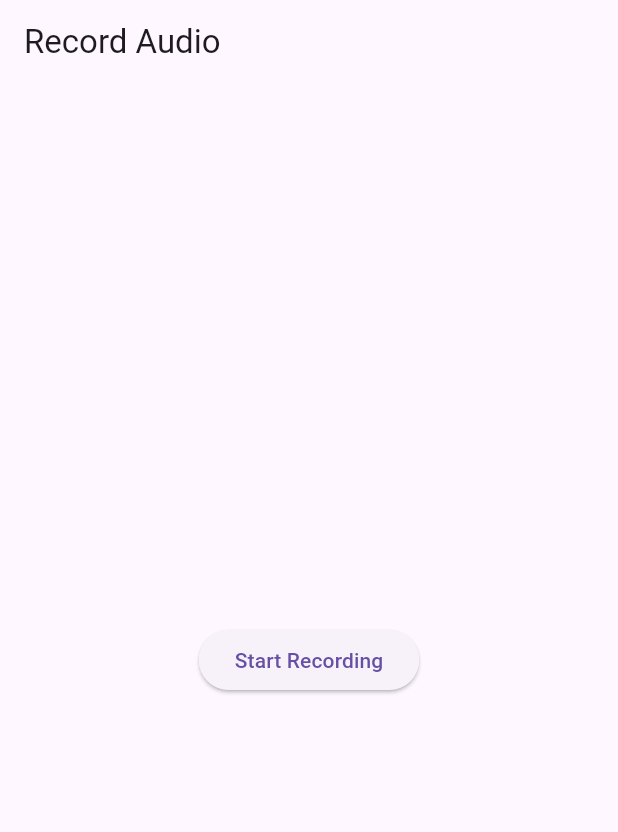
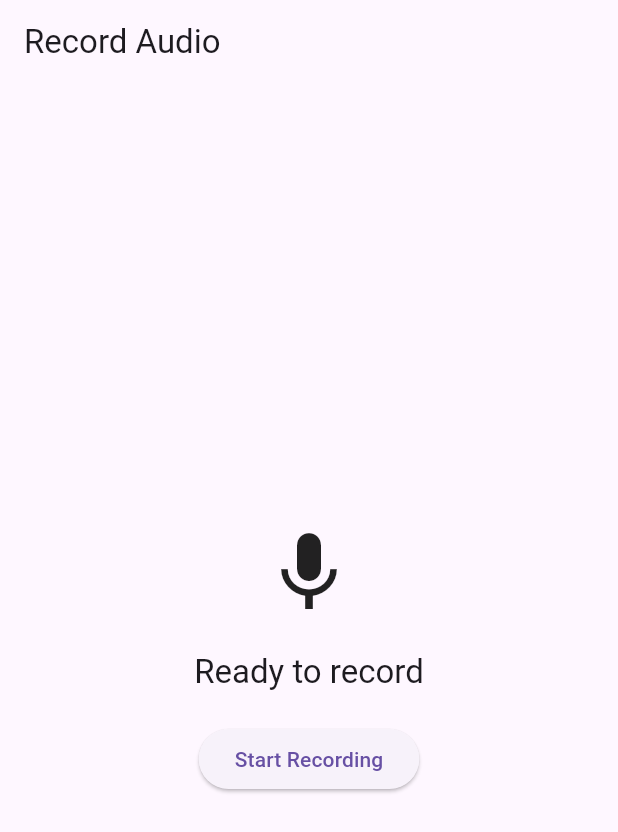
Before and after one commit to Jimmybasha/AudioRecorder, a Flutter app: the screen it shows after launch, on a phone screen of 412 x 824 dp. Shown: the top 832 px of the screen. Run offline on Flutter 3.47's test engine with Material 3 defaults, Android fonts, the phone set to English and light mode, and no system bars; our stand-ins replace flutter_bloc, just_audio, permission_handler; missing offline and left inert: record.

Commit message:
+Done Audio CallBack

```diff
--- a/lib/AudioRecord/view/record_screen.dart
+++ b/lib/AudioRecord/view/record_screen.dart
@@ -1,9 +1,6 @@
 import 'package:flutter/material.dart';
-import 'package:flutter_bloc/flutter_bloc.dart';
 import 'package:speech_recog/AudioRecord/view/record_screen_body.dart';
 
-import '../services/record_service.dart';
-import '../view_model/record_cubit.dart';
 
 class RecordScreen extends StatelessWidget {
   const RecordScreen({super.key});
@@ -11,10 +8,7 @@ class RecordScreen extends StatelessWidget {
   @override
   Widget build(BuildContext context) {
     // TODO: implement build
-    return BlocProvider(
-        create:(context) => RecordCubit(RecordService()),
-      child: const RecordScreenBody(),
-    );
+    return const RecordScreenBody();
   }
 
 
--- a/lib/AudioRecord/view/record_screen_body.dart
+++ b/lib/AudioRecord/view/record_screen_body.dart
@@ -1,8 +1,7 @@
-import 'package:flutter/cupertino.dart';
 import 'package:flutter/material.dart';
 import 'package:flutter_bloc/flutter_bloc.dart';
-import 'package:just_audio/just_audio.dart';
-
+import '../view_model/audio_player_viewModel/audio_player_cubit.dart';
+import '../view_model/audio_player_viewModel/audio_player_states.dart';
 import '../view_model/record_cubit.dart';
 import '../view_model/record_states.dart';
 
@@ -11,7 +10,8 @@ class RecordScreenBody extends StatelessWidget {
 
   @override
   Widget build(BuildContext context) {
-   final cubit = context.read<RecordCubit>();
+    final recordCubit = context.read<RecordCubit>();
+    final audioPlayerCubit = context.read<AudioPlayerCubit>();
 
     return Scaffold(
       appBar: AppBar(title: const Text('Record Audio')),
@@ -23,50 +23,118 @@ class RecordScreenBody extends StatelessWidget {
                 mainAxisAlignment: MainAxisAlignment.center,
                 children: [
                   const Text("Recording..."),
+                  const SizedBox(height: 20),
+                  // Visual indicator
+                  const SizedBox(
+                    width: 60,
+                    height: 60,
+                    child: CircularProgressIndicator(
+                      valueColor: AlwaysStoppedAnimation<Color>(Colors.red),
+                    ),
+                  ),
+                  const SizedBox(height: 20),
                   ElevatedButton(
-                   onPressed: () => cubit.stopRecording(),
+                    onPressed: () => recordCubit.stopRecording(),
                     child: const Text("Stop"),
                   )
                 ],
               ),
             );
           } else if (state is RecordingComplete) {
-           final player = AudioPlayer(
-
-           );
             return Center(
               child: Column(
                 mainAxisAlignment: MainAxisAlignment.center,
                 children: [
-                 Text("Saved at: ${state.filePath}"),
-                 ElevatedButton(
-                   onPressed: () => cubit.startRecording(),
-                   child: const Text("Record Again"),
-                 ),
+                  Text("Recording saved successfully!",
+                      style: Theme.of(context).textTheme.titleLarge),
+                  const SizedBox(height: 10),
+                  Text("File path: ${state.filePath}",
+                      style: Theme.of(context).textTheme.bodySmall),
+                  const SizedBox(height: 20),
+                  BlocBuilder<AudioPlayerCubit, AudioPlayerState>(
+                    builder: (context, playerState) {
+                      return Row(
+                        mainAxisAlignment: MainAxisAlignment.center,
+                        children: [
                           ElevatedButton(
                             onPressed: () async {
                               try {
-                       await player.setFilePath(state
-                           .filePath); // Load the file
-                       await player.play(); // Play it
+                                await audioPlayerCubit.toggleAudio(state.filePath);
                               } catch (e) {
                                 ScaffoldMessenger.of(context).showSnackBar(
                                   SnackBar(content: Text('Playback failed: $e')),
                                 );
                               }
                             },
-                   child: const Text("Play Recording"),
+                            child: Text(
+                                playerState is AudioPlayerPlaying ? "Pause" : "Play Recording"
+                            ),
+                          ),
+                          const SizedBox(width: 10),
+                          if (playerState is AudioPlayerPlaying || playerState is AudioPlayerPaused)
+                            ElevatedButton(
+                              onPressed: () => audioPlayerCubit.stopAudio(),
+                              child: const Text("Stop"),
+                            ),
+                        ],
+                      );
+                    },
+                  ),
+                  const SizedBox(height: 20),
+                  ElevatedButton(
+                    onPressed: () => recordCubit.startRecording(),
+                    child: const Text("Record Again"),
+                  ),
+                  const SizedBox(height: 20),
+                  // Add this button to test with a built-in sound
+                  ElevatedButton(
+                    onPressed: () {
+                      // Make sure to add a test.mp3 file to your assets
+                      // and register it in pubspec.yaml
+                      ScaffoldMessenger.of(context).showSnackBar(
+                        const SnackBar(content: Text(
+                            'Please add a test.mp3 file to your assets directory and uncomment this code'
+                        )),
+                      );
+                      // audioPlayerCubit.playTestAsset('assets/test.mp3');
+                    },
+                    child: const Text("Test Audio System"),
                   ),
                 ],
               ),
             );
           } else if (state is RecordError) {
-           return Center(child: Text(state.message));
+            return Center(
+              child: Column(
+                mainAxisAlignment: MainAxisAlignment.center,
+                children: [
+                  Icon(Icons.error, color: Colors.red, size: 64),
+                  const SizedBox(height: 10),
+                  Text("Error: ${state.message}",
+                      style: Theme.of(context).textTheme.titleMedium?.copyWith(color: Colors.red)),
+                  const SizedBox(height: 20),
+                  ElevatedButton(
+                    onPressed: () => recordCubit.startRecording(),
+                    child: const Text("Try Again"),
+                  ),
+                ],
+              ),
+            );
           } else {
             return Center(
-             child: ElevatedButton(
-               onPressed: () => cubit.startRecording(),
+              child: Column(
+                mainAxisAlignment: MainAxisAlignment.center,
+                children: [
+                  Icon(Icons.mic, size: 64),
+                  const SizedBox(height: 20),
+                  Text("Ready to record",
+                      style: Theme.of(context).textTheme.titleLarge),
+                  const SizedBox(height: 20),
+                  ElevatedButton(
+                    onPressed: () => recordCubit.startRecording(),
                     child: const Text("Start Recording"),
+                  ),
+                ],
               ),
             );
           }
--- /dev/null
+++ b/lib/AudioRecord/view_model/audio_player_viewModel/audio_player_states.dart
@@ -0,0 +1,15 @@
+
+abstract class AudioPlayerState {}
+
+class AudioPlayerInitial extends AudioPlayerState {}
+
+class AudioPlayerPlaying extends AudioPlayerState {}
+
+class AudioPlayerPaused extends AudioPlayerState {}
+
+class AudioPlayerStopped extends AudioPlayerState {}
+
+class AudioPlayerError extends AudioPlayerState {
+  final String message;
+  AudioPlayerError(this.message);
+}
```
Also changed, not shown: lib/AudioRecord/services/record_service.dart (+71 -10 lines), lib/AudioRecord/view/audioPlayer.dart (added, +86 -0 lines), lib/AudioRecord/view_model/audio_player_viewModel/audio_player_cubit.dart (added, +121 -0 lines), lib/AudioRecord/view_model/record_cubit.dart (+6 -1 lines), lib/main.dart (+15 -1 lines), 1 other file. Lines whose indentation alone changed are shown as unchanged.
